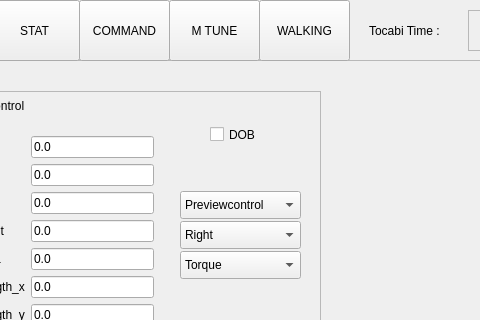
Old version of the form tocabi_gui/src/tocabi_gui.ui in the repository saga0619/dyros_tocabi; both pictures show x 101 to 581 and y 0 to 320 of the 1280 by 800 pixel window.
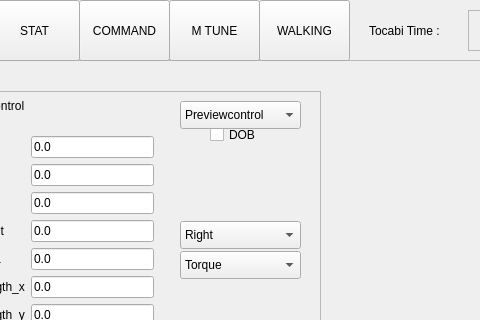
New version of the form. The open tabs and pages were chosen to show the change.

```diff
--- a/tocabi_gui/src/tocabi_gui.ui
+++ b/tocabi_gui/src/tocabi_gui.ui
@@ -2801,7 +2801,7 @@
       <property name="geometry">
        <rect>
         <x>250</x>
-        <y>100</y>
+        <y>10</y>
         <width>121</width>
         <height>28</height>
        </rect>
```
